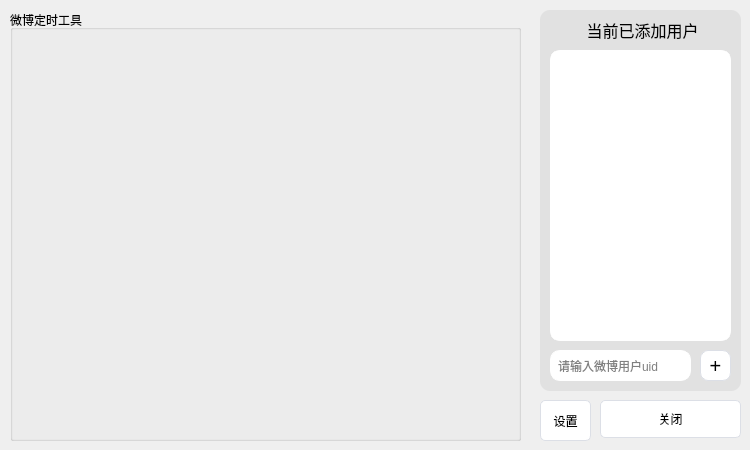
Kruarix/WeiboSpiders, file WeiboSpiders/WeiboSpiders.ui: the form before one commit.
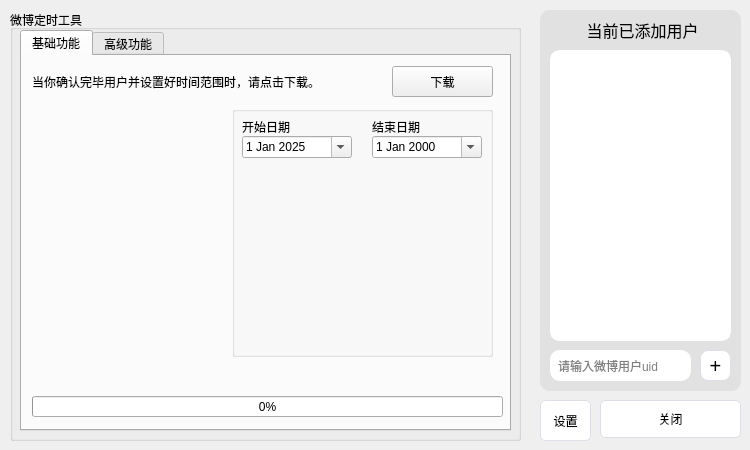
The form after the commit.

```diff
--- a/WeiboSpiders/WeiboSpiders.ui
+++ b/WeiboSpiders/WeiboSpiders.ui
@@ -223,6 +223,196 @@
    <property name="title">
     <string>微博定时工具</string>
    </property>
+   <widget class="QTabWidget" name="Tab">
+    <property name="geometry">
+     <rect>
+      <x>10</x>
+      <y>20</y>
+      <width>491</width>
+      <height>401</height>
+     </rect>
+    </property>
+    <property name="currentIndex">
+     <number>0</number>
+    </property>
+    <widget class="QWidget" name="main">
+     <attribute name="title">
+      <string>基础功能</string>
+     </attribute>
+     <widget class="QPushButton" name="loadButton">
+      <property name="geometry">
+       <rect>
+        <x>370</x>
+        <y>10</y>
+        <width>101</width>
+        <height>31</height>
+       </rect>
+      </property>
+      <property name="text">
+       <string>下载</string>
+      </property>
+     </widget>
+     <widget class="QLabel" name="label">
+      <property name="geometry">
+       <rect>
+        <x>10</x>
+        <y>10</y>
+        <width>331</width>
+        <height>31</height>
+       </rect>
+      </property>
+      <property name="text">
+       <string>当你确认完毕用户并设置好时间范围时，请点击下载。</string>
+      </property>
+     </widget>
+     <widget class="QGroupBox" name="groupBox">
+      <property name="geometry">
+       <rect>
+        <x>210</x>
+        <y>50</y>
+        <width>261</width>
+        <height>251</height>
+       </rect>
+      </property>
+      <property name="title">
+       <string/>
+      </property>
+      <widget class="QDateEdit" name="startDate">
+       <property name="geometry">
+        <rect>
+         <x>10</x>
+         <y>30</y>
+         <width>110</width>
+         <height>22</height>
+        </rect>
+       </property>
+       <property name="calendarPopup">
+        <bool>true</bool>
+       </property>
+       <property name="timeSpec">
+        <enum>Qt::LocalTime</enum>
+       </property>
+       <property name="date">
+        <date>
+         <year>2025</year>
+         <month>1</month>
+         <day>1</day>
+        </date>
+       </property>
+      </widget>
+      <widget class="QLabel" name="label_2">
+       <property name="geometry">
+        <rect>
+         <x>10</x>
+         <y>10</y>
+         <width>111</width>
+         <height>21</height>
+        </rect>
+       </property>
+       <property name="text">
+        <string>开始日期</string>
+       </property>
+      </widget>
+      <widget class="QDateEdit" name="endDate">
+       <property name="geometry">
+        <rect>
+         <x>140</x>
+         <y>30</y>
+         <width>110</width>
+         <height>22</height>
+        </rect>
+       </property>
+       <property name="calendarPopup">
+        <bool>true</bool>
+       </property>
+      </widget>
+      <widget class="QLabel" name="label_3">
+       <property name="geometry">
+        <rect>
+         <x>140</x>
+         <y>10</y>
+         <width>111</width>
+         <height>21</height>
+        </rect>
+       </property>
+       <property name="text">
+        <string>结束日期</string>
+       </property>
+      </widget>
+     </widget>
+     <widget class="QLabel" name="avatarImg">
+      <property name="geometry">
+       <rect>
+        <x>40</x>
+        <y>80</y>
+        <width>128</width>
+        <height>128</height>
+       </rect>
+      </property>
+      <property name="styleSheet">
+       <string notr="true"/>
+      </property>
+      <property name="text">
+       <string/>
+      </property>
+      <property name="scaledContents">
+       <bool>true</bool>
+      </property>
+      <property name="alignment">
+       <set>Qt::AlignCenter</set>
+      </property>
+      <property name="wordWrap">
+       <bool>false</bool>
+      </property>
+      <property name="textInteractionFlags">
+       <set>Qt::LinksAccessibleByKeyboard</set>
+      </property>
+     </widget>
+     <widget class="QLabel" name="nameShow">
+      <property name="geometry">
+       <rect>
+        <x>20</x>
+        <y>220</y>
+        <width>168</width>
+        <height>41</height>
+       </rect>
+      </property>
+      <property name="styleSheet">
+       <string notr="true">QLabel{
+font-weight: 800;
+font-size:14px;
+}</string>
+      </property>
+      <property name="text">
+       <string/>
+      </property>
+      <property name="alignment">
+       <set>Qt::AlignCenter</set>
+      </property>
+     </widget>
+     <widget class="QProgressBar" name="progressBar">
+      <property name="geometry">
+       <rect>
+        <x>10</x>
+        <y>340</y>
+        <width>471</width>
+        <height>21</height>
+       </rect>
+      </property>
+      <property name="value">
+       <number>0</number>
+      </property>
+      <property name="format">
+       <string notr="true">%p%</string>
+      </property>
+     </widget>
+    </widget>
+    <widget class="QWidget" name="high">
+     <attribute name="title">
+      <string>高级功能</string>
+     </attribute>
+    </widget>
+   </widget>
   </widget>
   <widget class="QPushButton" name="configButton">
    <property name="geometry">
```
